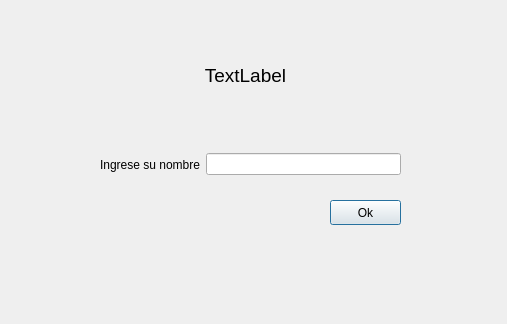
Old version of the form GUILBass/forms/dialogpuntajes.ui in the repository mgoyret/UTN_FRBA_INFO_II_2020_TPO_LASER-BASS.
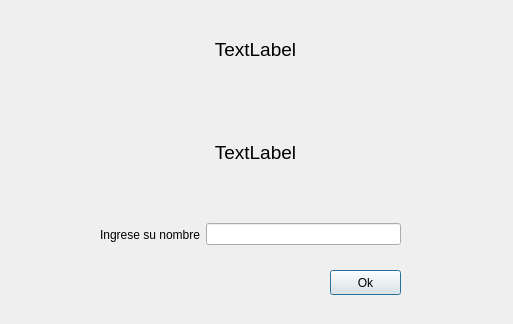
New version of the form.

Commit message: corregi ventana dialogpuntajes, y agregue mi bajo virtual al git. Ademas cambie el nombre de la carpeta tests a recursos_extra

```diff
--- a/GUILBass/forms/dialogpuntajes.ui
+++ b/GUILBass/forms/dialogpuntajes.ui
@@ -6,7 +6,7 @@
    <rect>
     <x>0</x>
     <y>0</y>
-    <width>507</width>
+    <width>513</width>
     <height>324</height>
    </rect>
   </property>
@@ -17,7 +17,7 @@
    <property name="geometry">
     <rect>
      <x>100</x>
-     <y>139</y>
+     <y>209</y>
      <width>301</width>
      <height>51</height>
     </rect>
@@ -39,7 +39,7 @@
    <property name="geometry">
     <rect>
      <x>330</x>
-     <y>200</y>
+     <y>270</y>
      <width>71</width>
      <height>25</height>
     </rect>
@@ -48,15 +48,33 @@
     <string>Ok</string>
    </property>
   </widget>
+  <widget class="QWidget" name="verticalLayoutWidget">
+   <property name="geometry">
+    <rect>
+     <x>10</x>
+     <y>0</y>
+     <width>491</width>
+     <height>201</height>
+    </rect>
+   </property>
+   <layout class="QVBoxLayout" name="verticalLayout">
+    <item>
+     <widget class="QLabel" name="labelPuntos">
+      <property name="font">
+       <font>
+        <pointsize>14</pointsize>
+       </font>
+      </property>
+      <property name="text">
+       <string>TextLabel</string>
+      </property>
+      <property name="alignment">
+       <set>Qt::AlignCenter</set>
+      </property>
+     </widget>
+    </item>
+    <item>
   <widget class="QLabel" name="labelMensaje">
-   <property name="geometry">
-    <rect>
-     <x>30</x>
-     <y>30</y>
-     <width>431</width>
-     <height>91</height>
-    </rect>
-   </property>
    <property name="font">
     <font>
      <pointsize>14</pointsize>
@@ -68,6 +86,9 @@
    <property name="alignment">
     <set>Qt::AlignCenter</set>
    </property>
+     </widget>
+    </item>
+   </layout>
   </widget>
  </widget>
  <resources/>
```
Lines whose indentation alone changed are shown as unchanged. The commit also changes 61 other files.
